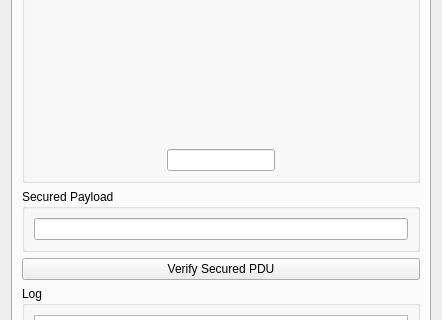
The window that GUI/GUI.ui (HosamAboabla/Autosar_SecOC) describes before a commit, drawn with Qt 5; both pictures show x 0 to 442 and y 213 to 533 of the 442 by 771 pixel window.
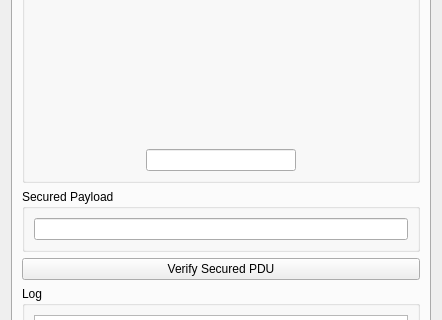
The same window after the commit. The open tabs and pages were chosen to show the change. Custom widgets are drawn as their Qt base class.

Commit message: Changed LCD screens ize

Patch:
```diff
--- a/GUI/GUI.ui
+++ b/GUI/GUI.ui
@@ -394,7 +394,7 @@
               </property>
               <property name="minimumSize">
                <size>
-                <width>100</width>
+                <width>150</width>
                 <height>0</height>
                </size>
               </property>
```
The commit also changes 1 other file.
